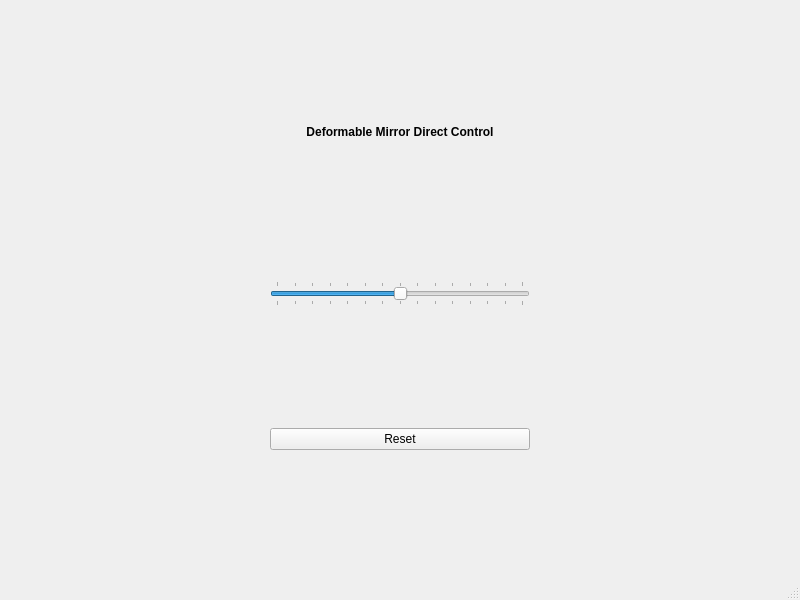
Before: the Qt Designer form guis/ui/dm_direct_control.ui in janis-hag/kalao-ics, drawn with Qt 5.
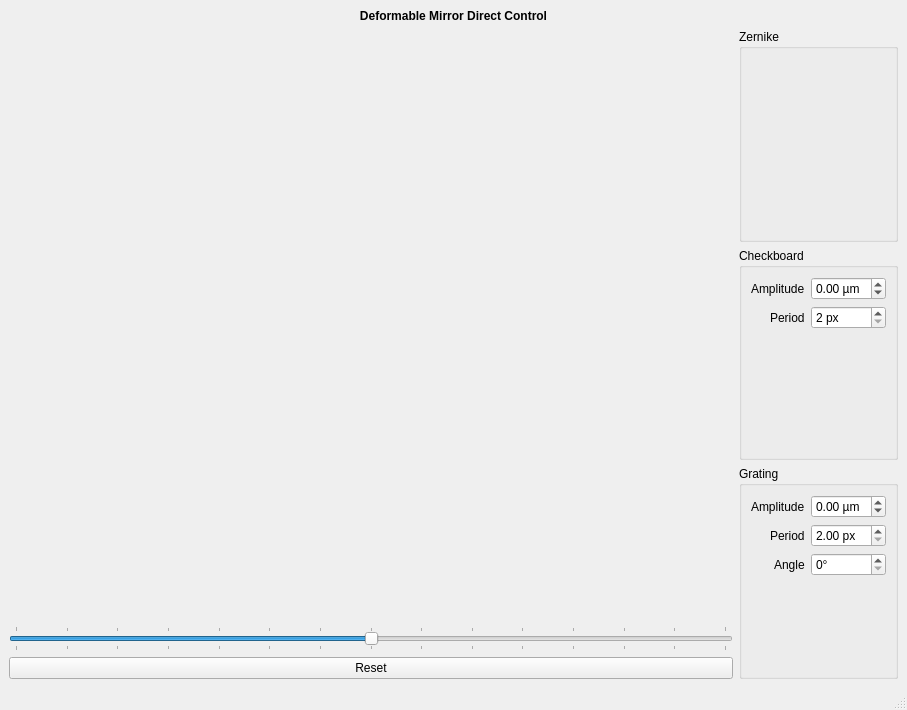
After: the same form once the commit is applied.

What changed in the file:
```diff
--- a/guis/ui/dm_direct_control.ui
+++ b/guis/ui/dm_direct_control.ui
@@ -6,8 +6,8 @@
    <rect>
     <x>0</x>
     <y>0</y>
-    <width>800</width>
-    <height>600</height>
+    <width>907</width>
+    <height>710</height>
    </rect>
   </property>
   <property name="windowTitle">
@@ -15,7 +15,14 @@
   </property>
   <widget class="QWidget" name="centralwidget">
    <layout class="QGridLayout" name="gridLayout">
-    <item row="3" column="1">
+    <item row="4" column="0">
+     <widget class="QPushButton" name="reset_button">
+      <property name="text">
+       <string>Reset</string>
+      </property>
+     </widget>
+    </item>
+    <item row="3" column="0">
      <widget class="QSlider" name="all_slider">
       <property name="minimum">
        <number>-175</number>
@@ -41,19 +48,186 @@
      </widget>
     </item>
     <item row="2" column="0">
-     <spacer name="horizontalSpacer">
-      <property name="orientation">
-       <enum>Qt::Horizontal</enum>
+     <layout class="QGridLayout" name="actuator_grid">
+      <property name="spacing">
+       <number>0</number>
       </property>
-      <property name="sizeHint" stdset="0">
-       <size>
-        <width>40</width>
-        <height>20</height>
-       </size>
-      </property>
-     </spacer>
+     </layout>
     </item>
-    <item row="0" column="1">
+    <item row="2" column="1" rowspan="3">
+     <layout class="QVBoxLayout" name="verticalLayout">
+      <item>
+       <widget class="QGroupBox" name="zernike_groupbox">
+        <property name="title">
+         <string>Zernike</string>
+        </property>
+        <layout class="QFormLayout" name="formLayout_3">
+         <property name="labelAlignment">
+          <set>Qt::AlignRight|Qt::AlignTrailing|Qt::AlignVCenter</set>
+         </property>
+        </layout>
+       </widget>
+      </item>
+      <item>
+       <widget class="QGroupBox" name="checkboard_groupbox">
+        <property name="title">
+         <string>Checkboard</string>
+        </property>
+        <layout class="QFormLayout" name="formLayout">
+         <property name="labelAlignment">
+          <set>Qt::AlignRight|Qt::AlignTrailing|Qt::AlignVCenter</set>
+         </property>
+         <item row="0" column="0">
+          <widget class="QLabel" name="checkboard_amplitude_label">
+           <property name="text">
+            <string>Amplitude</string>
+           </property>
+          </widget>
+         </item>
+         <item row="0" column="1">
+          <widget class="QDoubleSpinBox" name="checkboard_amplitude_spinbox">
+           <property name="keyboardTracking">
+            <bool>false</bool>
+           </property>
+           <property name="suffix">
+            <string> µm</string>
+           </property>
+           <property name="minimum">
+            <double>-1.750000000000000</double>
+           </property>
+           <property name="maximum">
+            <double>1.750000000000000</double>
+           </property>
+           <property name="singleStep">
+            <double>0.050000000000000</double>
+           </property>
+          </widget>
+         </item>
+         <item row="1" column="0">
+          <widget class="QLabel" name="checkboard_period_label">
+           <property name="text">
+            <string>Period</string>
+           </property>
+          </widget>
+         </item>
+         <item row="1" column="1">
+          <widget class="QDoubleSpinBox" name="checkboard_period_spinbox">
+           <property name="keyboardTracking">
+            <bool>false</bool>
+           </property>
+           <property name="suffix">
+            <string> px</string>
+           </property>
+           <property name="decimals">
+            <number>0</number>
+           </property>
+           <property name="minimum">
+            <double>2.000000000000000</double>
+           </property>
+           <property name="maximum">
+            <double>12.000000000000000</double>
+           </property>
+           <property name="singleStep">
+            <double>2.000000000000000</double>
+           </property>
+          </widget>
+         </item>
+        </layout>
+       </widget>
+      </item>
+      <item>
+       <widget class="QGroupBox" name="grating_groupbox">
+        <property name="title">
+         <string>Grating</string>
+        </property>
+        <layout class="QFormLayout" name="formLayout_4">
+         <property name="labelAlignment">
+          <set>Qt::AlignRight|Qt::AlignTrailing|Qt::AlignVCenter</set>
+         </property>
+         <item row="0" column="0">
+          <widget class="QLabel" name="grating_amplitude_label">
+           <property name="text">
+            <string>Amplitude</string>
+           </property>
+          </widget>
+         </item>
+         <item row="0" column="1">
+          <widget class="QDoubleSpinBox" name="grating_amplitude_spinbox">
+           <property name="keyboardTracking">
+            <bool>false</bool>
+           </property>
+           <property name="suffix">
+            <string> µm</string>
+           </property>
+           <property name="minimum">
+            <double>-1.750000000000000</double>
+           </property>
+           <property name="maximum">
+            <double>1.750000000000000</double>
+           </property>
+           <property name="singleStep">
+            <double>0.050000000000000</double>
+           </property>
+          </widget>
+         </item>
+         <item row="1" column="0">
+          <widget class="QLabel" name="grating_period_label">
+           <property name="text">
+            <string>Period</string>
+           </property>
+          </widget>
+         </item>
+         <item row="2" column="0">
+          <widget class="QLabel" name="grating_angle_label">
+           <property name="text">
+            <string>Angle</string>
+           </property>
+          </widget>
+         </item>
+         <item row="2" column="1">
+          <widget class="QDoubleSpinBox" name="grating_angle_spinbox">
+           <property name="keyboardTracking">
+            <bool>false</bool>
+           </property>
+           <property name="suffix">
+            <string>°</string>
+           </property>
+           <property name="decimals">
+            <number>0</number>
+           </property>
+           <property name="maximum">
+            <double>360.000000000000000</double>
+           </property>
+           <property name="singleStep">
+            <double>15.000000000000000</double>
+           </property>
+          </widget>
+         </item>
+         <item row="1" column="1">
+          <widget class="QDoubleSpinBox" name="grating_period_spinbox">
+           <property name="keyboardTracking">
+            <bool>false</bool>
+           </property>
+           <property name="suffix">
+            <string> px</string>
+           </property>
+           <property name="minimum">
+            <double>2.000000000000000</double>
+           </property>
+           <property name="maximum">
+            <double>24.000000000000000</double>
+           </property>
+           <property name="value">
+            <double>2.000000000000000</double>
+           </property>
+          </widget>
+         </item>
+        </layout>
+       </widget>
+      </item>
+     </layout>
+    </item>
+    <item row="0" column="0" colspan="2">
      <widget class="QLabel" name="title_label">
       <property name="sizePolicy">
        <sizepolicy hsizetype="Preferred" vsizetype="Fixed">
@@ -63,7 +237,6 @@
       </property>
       <property name="font">
        <font>
-        <weight>75</weight>
         <bold>true</bold>
        </font>
       </property>
@@ -75,33 +248,6 @@
       </property>
      </widget>
     </item>
-    <item row="2" column="2">
-     <spacer name="horizontalSpacer_2">
-      <property name="orientation">
-       <enum>Qt::Horizontal</enum>
-      </property>
-      <property name="sizeHint" stdset="0">
-       <size>
-        <width>40</width>
-        <height>20</height>
-       </size>
-      </property>
-     </spacer>
-    </item>
-    <item row="2" column="1">
-     <layout class="QGridLayout" name="actuator_grid">
-      <property name="spacing">
-       <number>0</number>
-      </property>
-     </layout>
-    </item>
-    <item row="4" column="1">
-     <widget class="QPushButton" name="reset_button">
-      <property name="text">
-       <string>Reset</string>
-      </property>
-     </widget>
-    </item>
    </layout>
   </widget>
   <widget class="QMenuBar" name="menubar">
```
Left out of the diff: 4 changed lines with no effect on the pictures.
